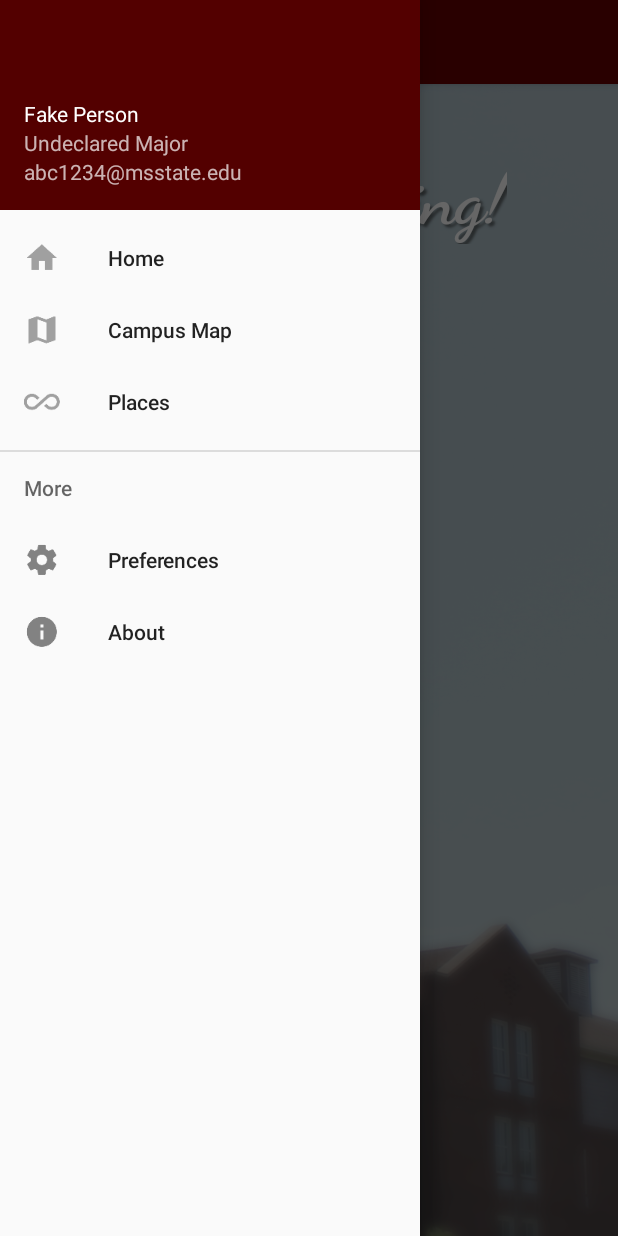
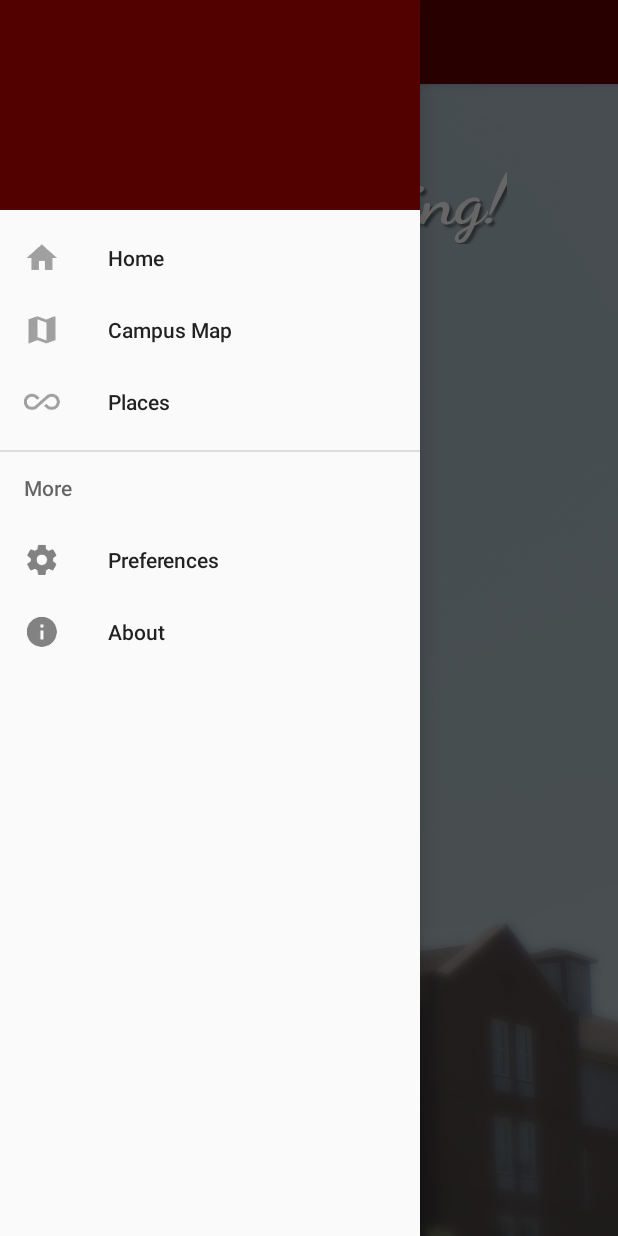
Before and after one commit to Techzune/Maroon, an Android app: the screen it shows after launch (ActivityMain), with the side drawer open, on a phone screen of 412 x 824 dp. Run offline under Robolectric (Android 15) with nearby library versions, the phone set to English and light mode, and no system bars; our stand-ins replace ButterKnife; libraries missing offline, so code that uses them is left out: com.mapbox.mapboxsdk, com.mapbox.services; 11 statements that could not run were skipped.

Commit message:
Blank by default

```diff
--- a/app/src/main/res/layout/nav_header_main.xml
+++ b/app/src/main/res/layout/nav_header_main.xml
@@ -14,17 +14,17 @@
             android:layout_width="match_parent"
             android:layout_height="wrap_content"
             android:paddingTop="@dimen/nav_header_vertical_spacing"
-            android:text="Fake Person"
+            android:text=""
             android:textAppearance="@style/TextAppearance.AppCompat.Body1"/>
 
     <TextView
             android:layout_width="wrap_content"
             android:layout_height="wrap_content"
-            android:text="Undeclared Major"/>
+            android:text=""/>
 
     <TextView
             android:layout_width="wrap_content"
             android:layout_height="wrap_content"
-            android:text="abc1234@msstate.edu"/>
+            android:text=""/>
 
 </LinearLayout>
```
